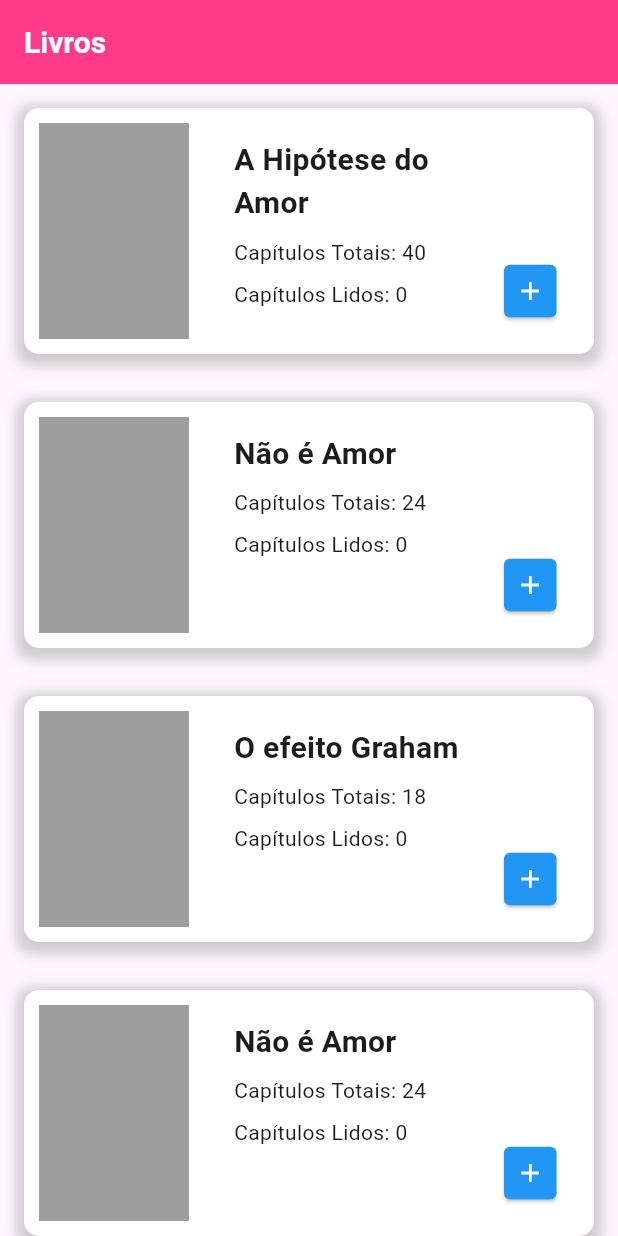
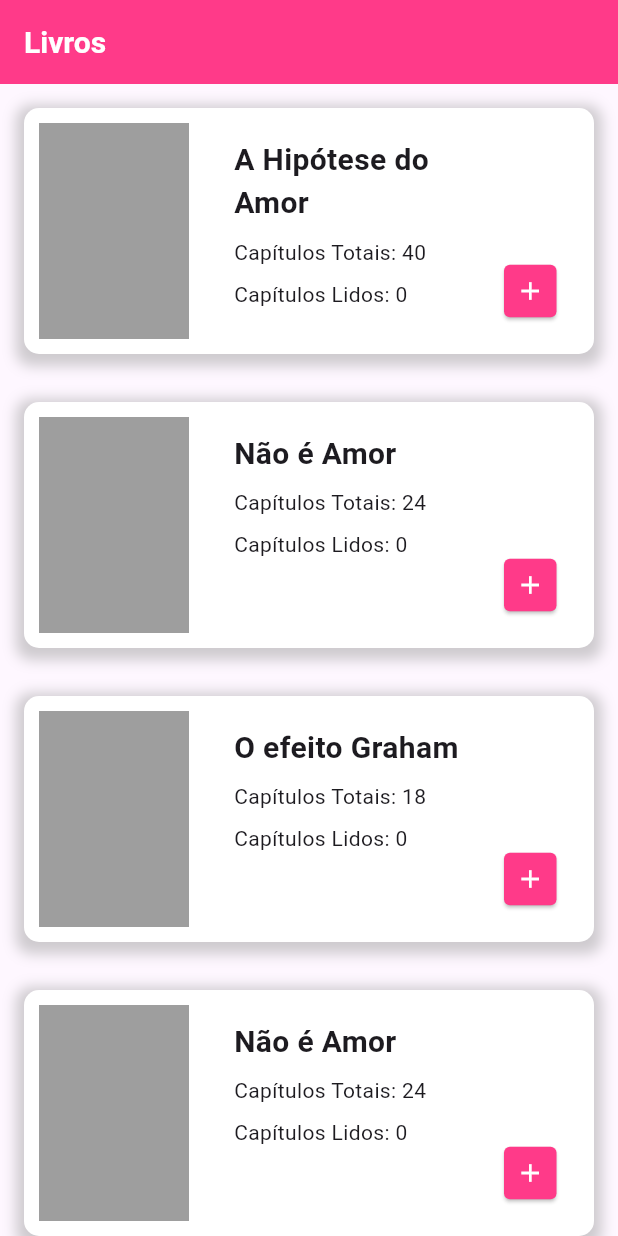
Before and after one commit to akarolynna/Organizador-de-Livros, a Flutter app: the screen it shows after launch, on a phone screen of 412 x 824 dp. Run offline on Flutter 3.47's test engine with Material 3 defaults, Android fonts, the phone set to English and light mode, and no system bars.

Commit message:
Botão
Mudando a cor do botão para a cor Rosa

```diff
--- a/aprendendo_flutter/lib/card.dart
+++ b/aprendendo_flutter/lib/card.dart
@@ -79,7 +79,7 @@ class _CardLivroState extends State<CardLivro> {
                   child: ElevatedButton(
 
                     style: ElevatedButton.styleFrom(
-                      backgroundColor: Colors.blue,
+                      backgroundColor:  const Color.fromARGB(255, 255, 58, 137),
                       shape: RoundedRectangleBorder(
                         borderRadius: BorderRadius.circular(4),
                       ),
```
